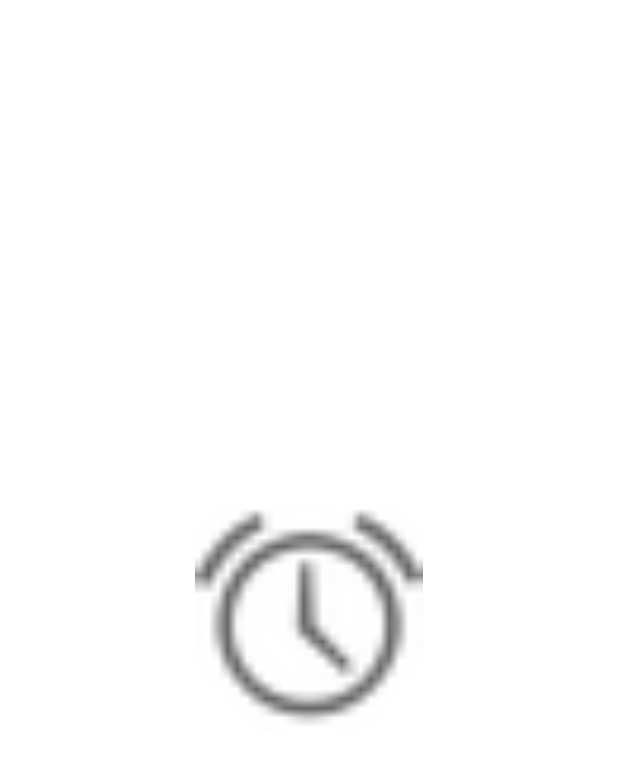
After one commit to colunira/WeatherAPI, an Android app: the fragment LoadingFramgent placed in its activity, on a phone screen of 412 x 824 dp. The commit adds this screen. Shown: the top 764 px of the screen. Run offline under Robolectric (Android 15) with nearby library versions, the light colour scheme and no system bars; 2 statements that could not run were skipped.

Commit message:
w miare dziala

```diff
--- a/app/build.gradle
+++ b/app/build.gradle
@@ -6,6 +6,8 @@ apply plugin: "androidx.navigation.safeargs.kotlin"
 android {
     compileSdkVersion 29
     buildToolsVersion "29.0.2"
+
+
 
     defaultConfig {
         applicationId "com.example.weatherapp"
@@ -33,8 +35,8 @@ dependencies {
     implementation "androidx.navigation:navigation-fragment-ktx:$nav_version"
     implementation "androidx.navigation:navigation-ui-ktx:$nav_version"
 
-    implementation 'com.squareup.retrofit2:retrofit:2.7.2'
-    implementation "com.squareup.retrofit2:converter-gson:2.7.2"
+    implementation 'com.squareup.retrofit2:retrofit:2.6.3'
+    implementation "com.squareup.retrofit2:converter-gson:2.6.3"
 
     implementation fileTree(dir: 'libs', include: ['*.jar'])
     implementation "org.jetbrains.kotlin:kotlin-stdlib-jdk7:$kotlin_version"
--- a/app/src/main/AndroidManifest.xml
+++ b/app/src/main/AndroidManifest.xml
@@ -1,8 +1,10 @@
 <?xml version="1.0" encoding="utf-8"?>
 <manifest xmlns:android="http://schemas.android.com/apk/res/android"
     package="com.example.weatherapp">
+    <uses-permission android:name="android.permission.INTERNET" />
 
     <application
+        android:usesCleartextTraffic="true"
         android:allowBackup="true"
         android:icon="@mipmap/ic_launcher"
         android:label="@string/app_name"
--- a/app/src/main/java/com/example/weatherapp/data/Remote.kt
+++ b/app/src/main/java/com/example/weatherapp/data/Remote.kt
@@ -11,7 +11,7 @@ import retrofit2.Retrofit
 import retrofit2.converter.gson.GsonConverterFactory
 
 class Remote {
-    private val baseURL = "https://http://api.openweathermap.org/data/2.5/"
+    private val baseURL = "http://api.openweathermap.org/data/2.5/"
     private val retrofit = Retrofit.Builder().baseUrl(baseURL)
         .addConverterFactory(GsonConverterFactory.create(GsonBuilder().setLenient().create()))
         .build()
--- /dev/null
+++ b/app/src/main/java/com/example/weatherapp/ui/main/LoadingFramgent.kt
@@ -0,0 +1,48 @@
+package com.example.weatherapp.ui.main
+
+import android.os.Bundle
+import android.util.Log
+import androidx.fragment.app.Fragment
+import android.view.LayoutInflater
+import android.view.View
+import android.view.ViewGroup
+import androidx.lifecycle.Observer
+import androidx.lifecycle.ViewModelProviders
+import androidx.navigation.fragment.findNavController
+import androidx.navigation.fragment.navArgs
+import com.example.weatherapp.R
+
+class LoadingFramgent : Fragment() {
+
+    private lateinit var viewModel: MainViewModel
+
+    override fun onCreate(savedInstanceState: Bundle?) {
+        super.onCreate(savedInstanceState)
+    }
+
+    override fun onCreateView(
+        inflater: LayoutInflater, container: ViewGroup?,
+        savedInstanceState: Bundle?
+    ): View? {
+        // Inflate the layout for this fragment
+        return inflater.inflate(R.layout.fragment_loading, container, false)
+    }
+
+    override fun onActivityCreated(savedInstanceState: Bundle?) {
+        viewModel = ViewModelProviders.of(this).get(MainViewModel::class.java)
+        super.onActivityCreated(savedInstanceState)
+
+        val args: LoadingFramgentArgs by navArgs()
+
+        viewModel.getCityWeatherByName(args.cityName).observe(viewLifecycleOwner, Observer { city ->
+            if (city == null) {
+                findNavController().navigate(LoadingFramgentDirections.actionLoadingFramgentToMainFragment())
+            } else {
+                findNavController().navigate(LoadingFramgentDirections.actionLoadingFramgentToWeatherFragment())
+            }
+        })
+    }
+    companion object {
+        fun newInstance() = LoadingFramgent()
+    }
+}
--- a/app/src/main/java/com/example/weatherapp/ui/main/MainFragment.kt
+++ b/app/src/main/java/com/example/weatherapp/ui/main/MainFragment.kt
@@ -3,10 +3,12 @@ package com.example.weatherapp.ui.main
 import androidx.lifecycle.ViewModelProviders
 import android.os.Bundle
 import android.text.Editable
+import android.util.Log
 import androidx.fragment.app.Fragment
 import android.view.LayoutInflater
 import android.view.View
 import android.view.ViewGroup
+import androidx.lifecycle.Observer
 import com.example.weatherapp.R
 import kotlinx.android.synthetic.main.main_fragment.*
 import kotlinx.android.synthetic.main.main_fragment.view.*
@@ -31,7 +33,7 @@ class MainFragment : Fragment() {
                 city_text_input.error = getString(R.string.city_name_error)
             } else {
                 city_text_input.error = null
-                findNavController().navigate(MainFragmentDirections.actionMainFragmentToWeatherFragment())
+                findNavController().navigate(MainFragmentDirections.actionMainFragmentToLoadingFragment(view.city_edit_text.toString()))
             }
         }
 
@@ -46,7 +48,6 @@ class MainFragment : Fragment() {
     override fun onActivityCreated(savedInstanceState: Bundle?) {
         super.onActivityCreated(savedInstanceState)
         viewModel = ViewModelProviders.of(this).get(MainViewModel::class.java)
-        // TODO: Use the ViewModel
     }
 
     private fun isNameValid(text: Editable?): Boolean {
--- a/app/src/main/java/com/example/weatherapp/ui/main/MainViewModel.kt
+++ b/app/src/main/java/com/example/weatherapp/ui/main/MainViewModel.kt
@@ -1,7 +1,14 @@
 package com.example.weatherapp.ui.main
 
+import androidx.lifecycle.LiveData
 import androidx.lifecycle.ViewModel
+import com.example.weatherapp.data.Remote
+import com.example.weatherapp.model.City
 
 class MainViewModel : ViewModel() {
-    // TODO: Implement the ViewModel
+    private val remote = Remote()
+
+    fun getCityWeatherByName(city: String): LiveData<City> {
+        return remote.getCityWeatherByName(city)
+    }
 }
--- /dev/null
+++ b/app/src/main/res/layout/fragment_loading.xml
@@ -0,0 +1,15 @@
+<?xml version="1.0" encoding="utf-8"?>
+<FrameLayout xmlns:android="http://schemas.android.com/apk/res/android"
+    xmlns:app="http://schemas.android.com/apk/res-auto"
+    xmlns:tools="http://schemas.android.com/tools"
+    android:layout_width="match_parent"
+    android:layout_height="match_parent"
+    tools:context=".ui.main.LoadingFramgent">
+
+    <ImageView
+        android:id="@+id/imageView"
+        android:layout_width="170dp"
+        android:layout_height="152dp"
+        android:src="@android:drawable/ic_lock_idle_alarm"
+        android:layout_gravity="center"/>
+</FrameLayout>
--- a/app/src/main/res/navigation/nav_graph.xml
+++ b/app/src/main/res/navigation/nav_graph.xml
@@ -10,12 +10,31 @@
         android:name="com.example.weatherapp.ui.main.MainFragment"
         android:label="MainFragment" >
         <action
-            android:id="@+id/action_mainFragment_to_weatherFragment"
-            app:destination="@id/weatherFragment" />
+            android:id="@+id/action_mainFragment_to_loadingFragment"
+            app:destination="@id/loadingFramgent" />
+        <argument
+            android:name="isCallFailed"
+            app:argType="boolean"
+            android:defaultValue="false" />
     </fragment>
     <fragment
         android:id="@+id/weatherFragment"
         android:name="com.example.weatherapp.ui.main.WeatherFragment"
         android:label="fragment_weather"
         tools:layout="@layout/fragment_weather" />
+    <fragment
+        android:id="@+id/loadingFramgent"
+        android:name="com.example.weatherapp.ui.main.LoadingFramgent"
+        android:label="fragment_loading"
+        tools:layout="@layout/fragment_loading" >
+        <action
+            android:id="@+id/action_loadingFramgent_to_weatherFragment"
+            app:destination="@id/weatherFragment" />
+        <action
+            android:id="@+id/action_loadingFramgent_to_mainFragment"
+            app:destination="@id/mainFragment" />
+        <argument
+            android:name="cityName"
+            app:argType="string" />
+    </fragment>
 </navigation>
```
Also changed, not shown: app/src/main/java/com/example/weatherapp/model/City.kt (+7 -1 lines).
